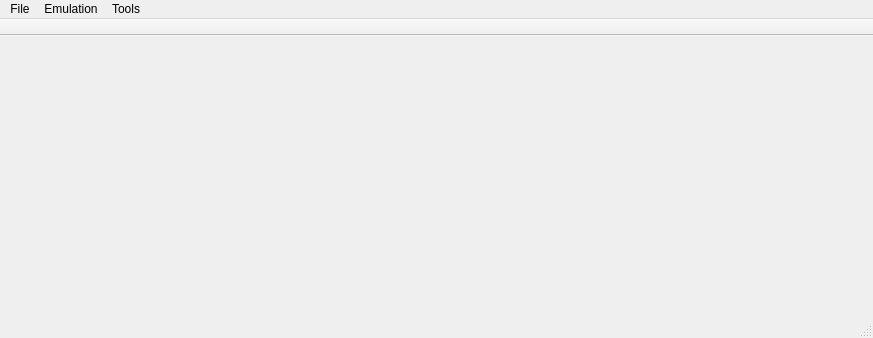
Qt form src/gui/main_window.ui (ProgrammierPatrick/c64pp) before a commit.
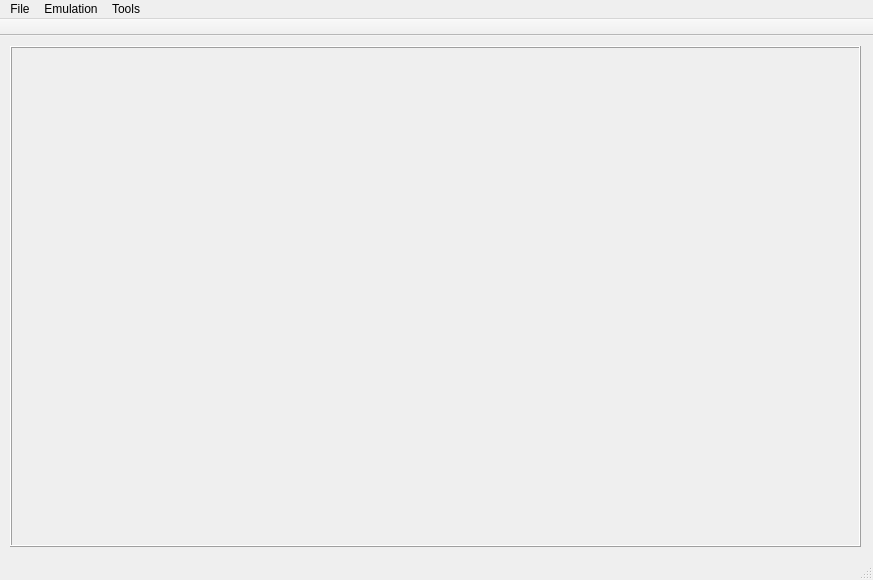
The same form after that commit.

Commit message: video frontend: paint screen buffer as QImage

What changed in the file:
```diff
--- a/src/gui/main_window.ui
+++ b/src/gui/main_window.ui
@@ -7,13 +7,34 @@
     <x>0</x>
     <y>0</y>
     <width>873</width>
-    <height>338</height>
+    <height>580</height>
    </rect>
   </property>
   <property name="windowTitle">
    <string>C64++</string>
   </property>
-  <widget class="QWidget" name="centralwidget"/>
+  <widget class="QWidget" name="centralwidget">
+   <widget class="QFrame" name="mainScreenFrame">
+    <property name="geometry">
+     <rect>
+      <x>10</x>
+      <y>10</y>
+      <width>851</width>
+      <height>501</height>
+     </rect>
+    </property>
+    <property name="frameShape">
+     <enum>QFrame::Box</enum>
+    </property>
+    <property name="frameShadow">
+     <enum>QFrame::Raised</enum>
+    </property>
+    <property name="lineWidth">
+     <number>1</number>
+    </property>
+    <layout class="QGridLayout" name="gridLayout"/>
+   </widget>
+  </widget>
   <widget class="QMenuBar" name="menubar">
    <property name="geometry">
     <rect>
```
The commit also changes 4 other files.
